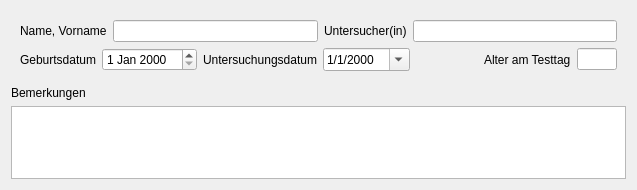
The window that source/MetaData/MetaDataWidget.ui (mandlm/ESGRAF48) describes before a commit, drawn with Qt 5.
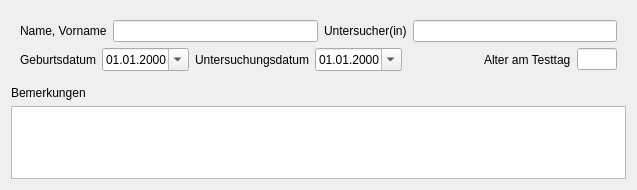
The same window after the commit.

Commit message: use calender widgets for both dates

Diff of the .ui file:
```diff
--- a/source/MetaData/MetaDataWidget.ui
+++ b/source/MetaData/MetaDataWidget.ui
@@ -51,7 +51,14 @@
          </widget>
         </item>
         <item>
-         <widget class="QDateEdit" name="dateOfBirthDateEdit"/>
+         <widget class="QDateEdit" name="dateOfBirthDateEdit">
+          <property name="displayFormat">
+           <string>dd.MM.yyyy</string>
+          </property>
+          <property name="calendarPopup">
+           <bool>true</bool>
+          </property>
+         </widget>
         </item>
         <item>
          <widget class="QLabel" name="dateOfTestLabel">
@@ -63,7 +70,7 @@
         <item>
          <widget class="QDateEdit" name="dateOfTestDateEdit">
           <property name="displayFormat">
-           <string>M/d/yyyy</string>
+           <string>dd.MM.yyyy</string>
           </property>
           <property name="calendarPopup">
            <bool>true</bool>
```
